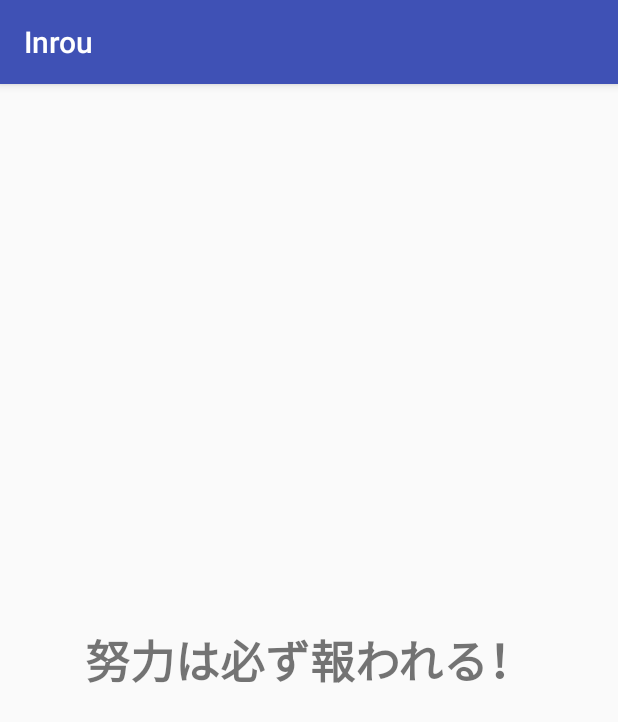
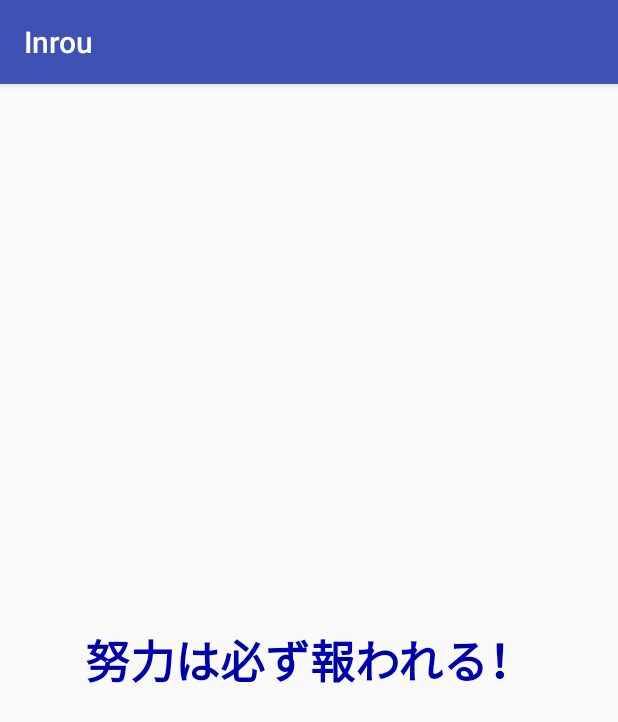
Before and after one commit to kazutarosu/Inrou, an Android app: the screen it shows after launch (MainActivity), on a phone screen of 412 x 824 dp. Shown: the top 722 px of the screen. Run offline under Robolectric (Android 15) with nearby library versions, the phone set to English and light mode, and no system bars.

Commit message:
TextViewの文字の色を変更

```diff
--- a/app/src/main/res/layout/activity_main.xml
+++ b/app/src/main/res/layout/activity_main.xml
@@ -12,6 +12,7 @@
         android:text="@string/message_text"
         android:textSize="30sp"
         android:textStyle="bold"
+        android:textColor="#0000aa"
         app:layout_constraintBottom_toBottomOf="parent"
         app:layout_constraintLeft_toLeftOf="parent"
         app:layout_constraintRight_toRightOf="parent"
```
